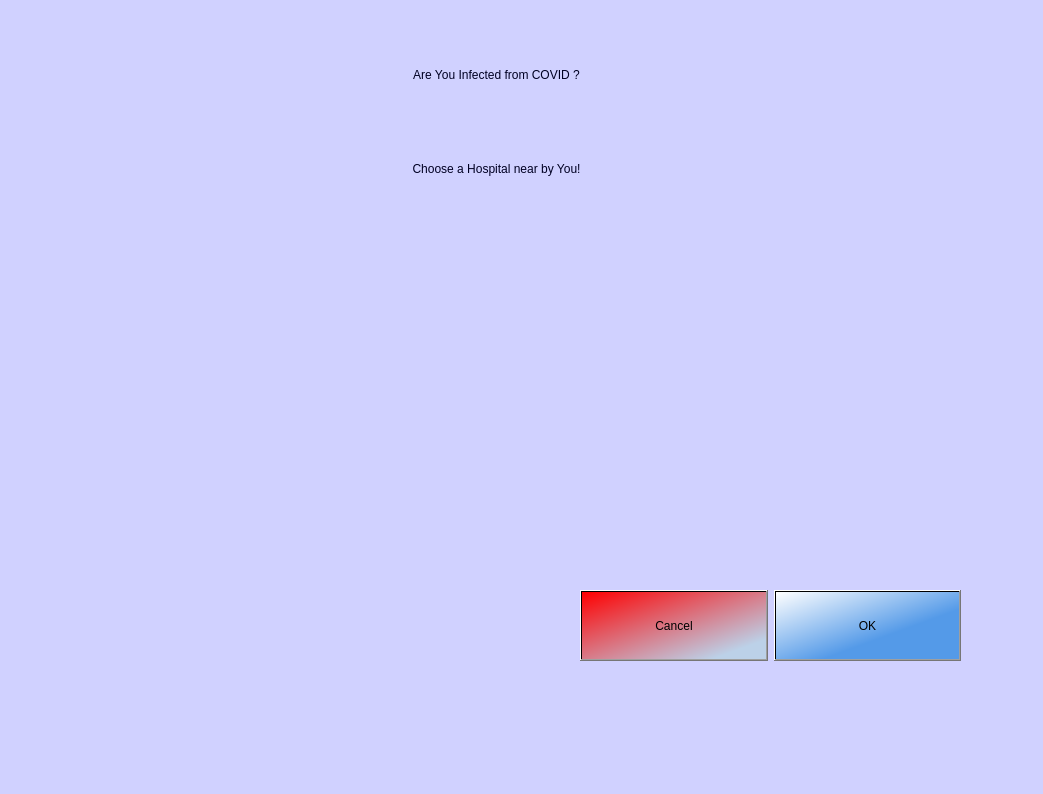
ayush-regmi/CoviCURE, file Forms/choosehospitals.ui: the form before one commit.
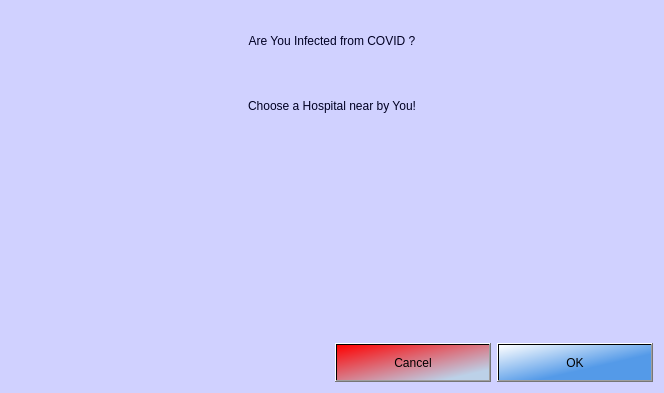
The form after the commit.

Diff of the .ui file:
```diff
--- a/Forms/choosehospitals.ui
+++ b/Forms/choosehospitals.ui
@@ -6,8 +6,8 @@
    <rect>
     <x>0</x>
     <y>0</y>
-    <width>1043</width>
-    <height>794</height>
+    <width>664</width>
+    <height>393</height>
    </rect>
   </property>
   <property name="windowTitle">
@@ -16,58 +16,12 @@
   <property name="styleSheet">
    <string notr="true">background-color: rgb(208, 209, 255);</string>
   </property>
-  <widget class="QLabel" name="label_main">
-   <property name="geometry">
-    <rect>
-     <x>36</x>
-     <y>24</y>
-     <width>921</width>
-     <height>101</height>
-    </rect>
-   </property>
-   <property name="styleSheet">
-    <string notr="true">color: rgb(0, 0, 34);
-font: 25pt &quot;Arial Rounded MT Bold&quot;;
-</string>
-   </property>
-   <property name="text">
-    <string>Are You Infected from COVID ?</string>
-   </property>
-   <property name="alignment">
-    <set>Qt::AlignCenter</set>
-   </property>
-  </widget>
-  <widget class="QLabel" name="label_sub">
-   <property name="geometry">
-    <rect>
-     <x>36</x>
-     <y>133</y>
-     <width>921</width>
-     <height>71</height>
-    </rect>
-   </property>
-   <property name="styleSheet">
-    <string notr="true">color: rgb(0, 0, 34);
-font: 25pt &quot;Arial Rounded MT Bold&quot;;
-</string>
-   </property>
-   <property name="text">
-    <string>Choose a Hospital near by You!</string>
-   </property>
-   <property name="alignment">
-    <set>Qt::AlignCenter</set>
-   </property>
-  </widget>
-  <widget class="QWidget" name="horizontalLayoutWidget">
-   <property name="geometry">
-    <rect>
-     <x>580</x>
-     <y>590</y>
-     <width>381</width>
-     <height>71</height>
-    </rect>
-   </property>
+  <layout class="QGridLayout" name="gridLayout">
+   <item row="6" column="1">
    <layout class="QHBoxLayout" name="horizontalLayout">
+     <property name="topMargin">
+      <number>20</number>
+     </property>
     <item>
      <widget class="QPushButton" name="pushButton_cancel">
       <property name="sizePolicy">
@@ -101,33 +55,52 @@
      </widget>
     </item>
    </layout>
-  </widget>
-  <widget class="QLabel" name="label_safe">
-   <property name="geometry">
-    <rect>
-     <x>50</x>
-     <y>230</y>
-     <width>401</width>
-     <height>431</height>
-    </rect>
+   </item>
+   <item row="0" column="0" colspan="2">
+    <widget class="QLabel" name="label_main">
+     <property name="styleSheet">
+      <string notr="true">color: rgb(0, 0, 34);
+font: 25pt &quot;Arial Rounded MT Bold&quot;;
+</string>
    </property>
    <property name="text">
-    <string/>
-   </property>
-  </widget>
+      <string>Are You Infected from COVID ?</string>
+     </property>
+     <property name="alignment">
+      <set>Qt::AlignCenter</set>
+     </property>
+    </widget>
+   </item>
+   <item row="3" column="0" rowspan="4">
   <widget class="QLabel" name="label_doctor">
-   <property name="geometry">
-    <rect>
-     <x>580</x>
-     <y>230</y>
-     <width>371</width>
-     <height>311</height>
-    </rect>
-   </property>
+     <property name="text">
+      <string/>
+     </property>
+    </widget>
+   </item>
+   <item row="3" column="1" rowspan="3">
+    <widget class="QLabel" name="label_safe">
    <property name="text">
     <string/>
    </property>
   </widget>
+   </item>
+   <item row="2" column="0" colspan="2">
+    <widget class="QLabel" name="label_sub">
+     <property name="styleSheet">
+      <string notr="true">color: rgb(0, 0, 34);
+font: 25pt &quot;Arial Rounded MT Bold&quot;;
+</string>
+     </property>
+     <property name="text">
+      <string>Choose a Hospital near by You!</string>
+     </property>
+     <property name="alignment">
+      <set>Qt::AlignCenter</set>
+     </property>
+    </widget>
+   </item>
+  </layout>
  </widget>
  <resources/>
  <connections>
```
Lines whose indentation alone changed are shown as unchanged.
